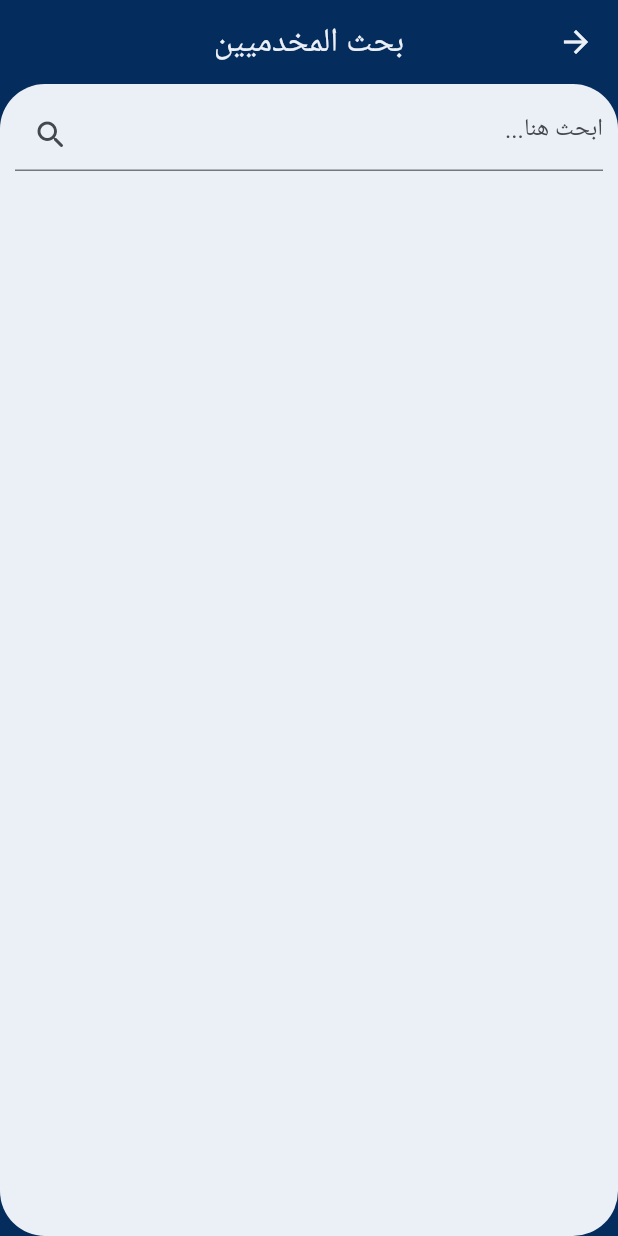
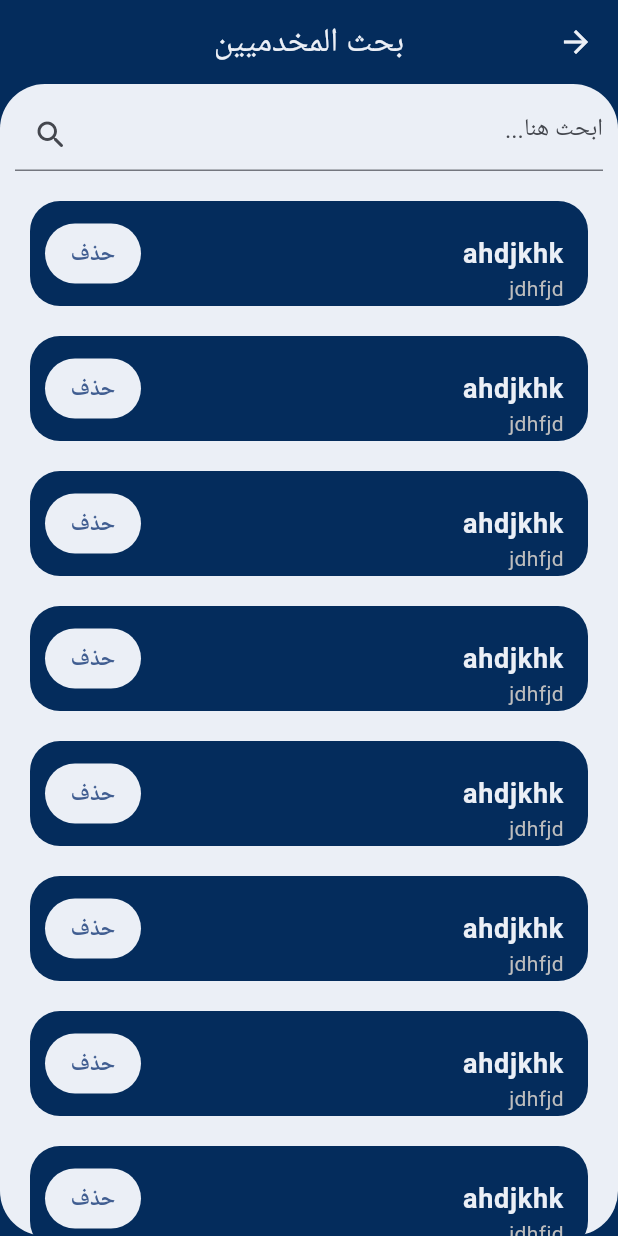
Before and after one commit to MinaYasser100/Faithful-Servant, a Flutter app: the Ma5domeenSearchView screen opened directly with empty values, on a phone screen of 412 x 824 dp. Run offline on Flutter 3.47's test engine with Material 3 defaults, Android fonts, the phone set to English and light mode, and no system bars; our stand-ins replace bloc, cloud_firestore, equatable, firebase_auth, firebase_core, firebase_storage and 12 more; accounts and stored records are empty; Roboto replaces fonts that are missing (Cairo).

Commit message:
finish ui ma5domeen search

```diff
--- a/lib/features/ma5domeen/presentation/view/search/presentation/views/ma5domeen_search_view.dart
+++ b/lib/features/ma5domeen/presentation/view/search/presentation/views/ma5domeen_search_view.dart
@@ -1,7 +1,9 @@
 import 'package:faithful_servant/core/helper/constant.dart';
 import 'package:faithful_servant/core/widgets/design_body.dart';
+import 'package:faithful_servant/features/ma5domeen/presentation/view/search/presentation/manager/cubit/ma5domeen_search_cubit.dart';
 import 'package:faithful_servant/features/ma5domeen/presentation/view/search/presentation/views/widgets/ma5domeen_search_body_view.dart';
 import 'package:flutter/material.dart';
+import 'package:flutter_bloc/flutter_bloc.dart';
 import 'package:get/get.dart';
 
 class Ma5domeenSearchView extends StatelessWidget {
@@ -10,7 +12,9 @@ class Ma5domeenSearchView extends StatelessWidget {
   @override
   Widget build(BuildContext context) {
     final String stateName = Get.arguments as String;
-    return Scaffold(
+    return BlocProvider(
+      create: (context) => Ma5domeenSearchCubit(),
+      child: Scaffold(
         backgroundColor: kPrimaryColor,
         appBar: AppBar(
           backgroundColor: kPrimaryColor,
@@ -21,8 +25,9 @@ class Ma5domeenSearchView extends StatelessWidget {
         ),
         body: DesignBody(
             widget: Ma5domeenSearchBodyView(
-        stateName: stateName,
+          stageName: stateName,
         )),
+      ),
     );
   }
 }
--- a/lib/features/ma5domeen/presentation/view/search/presentation/views/widgets/ma5domeen_search_body_view.dart
+++ b/lib/features/ma5domeen/presentation/view/search/presentation/views/widgets/ma5domeen_search_body_view.dart
@@ -1,9 +1,11 @@
+import 'package:faithful_servant/features/ma5domeen/data/model/ma5domeen_model.dart';
+import 'package:faithful_servant/features/ma5domeen/presentation/view/search/presentation/views/widgets/ma5domeen_search_content_bady.dart';
 import 'package:flutter/material.dart';
 import 'package:get/get.dart';
 
 class Ma5domeenSearchBodyView extends StatefulWidget {
-  const Ma5domeenSearchBodyView({super.key, required this.stateName});
-  final String stateName;
+  const Ma5domeenSearchBodyView({super.key, required this.stageName});
+  final String stageName;
 
   @override
   State<Ma5domeenSearchBodyView> createState() =>
@@ -25,6 +27,31 @@ class _Ma5domeenSearchBodyViewState extends State<Ma5domeenSearchBodyView> {
             ),
           ),
         ),
+        Expanded(
+          child: ListView.builder(
+            padding: const EdgeInsets.symmetric(horizontal: 20, vertical: 10),
+            itemCount: 12,
+            itemBuilder: (context, index) {
+              return Ma5domeenSearchContentBady(
+                stageName: widget.stageName,
+                ma5domeenModel: Ma5domeenModel(
+                  name: 'ahdjkhk',
+                  registerDate: 'jsdjhkfh',
+                  updateRegisterDate: 'jdhfjd',
+                  id: 'dhhd',
+                  adderName: 'sdjhjkfh',
+                  church: 'jsddd',
+                  address: 'address',
+                  qualification: 'qualification',
+                  fatherOfConfession: 'fatherOfConfession',
+                  birthDate: 'birthDate',
+                  phoneNumber1: 'phoneNumber1',
+                  phoneNumber2: 'phoneNumber2',
+                ),
+              );
+            },
+          ),
+        ),
       ],
     );
   }
--- /dev/null
+++ b/lib/features/ma5domeen/presentation/view/search/presentation/views/widgets/ma5domeen_search_content_bady.dart
@@ -0,0 +1,95 @@
+import 'package:faithful_servant/core/function/screen_action/successfully_show_dialog.dart';
+import 'package:faithful_servant/core/helper/constant.dart';
+import 'package:faithful_servant/core/helper/get_pages.dart';
+import 'package:faithful_servant/core/helper/styles.dart';
+import 'package:faithful_servant/features/ma5domeen/data/model/ma5domeen_model.dart';
+import 'package:faithful_servant/features/ma5domeen/presentation/view/search/presentation/manager/cubit/ma5domeen_search_cubit.dart';
+import 'package:flutter/material.dart';
+import 'package:flutter_bloc/flutter_bloc.dart';
+import 'package:get/get.dart';
+
+class Ma5domeenSearchContentBady extends StatelessWidget {
+  const Ma5domeenSearchContentBady({
+    super.key,
+    required this.stageName,
+    required this.ma5domeenModel,
+  });
+
+  final String stageName;
+  final Ma5domeenModel ma5domeenModel;
+  @override
+  Widget build(BuildContext context) {
+    return BlocBuilder<Ma5domeenSearchCubit, Ma5domeenSearchState>(
+      builder: (context, state) {
+        return Column(
+          children: [
+            GestureDetector(
+              onTap: () {
+                Get.toNamed(GetPages.ma5domeenDetailsView,
+                    arguments: ma5domeenModel);
+              },
+              child: Container(
+                height: 70,
+                decoration: BoxDecoration(
+                  color: kPrimaryColor,
+                  borderRadius: BorderRadius.circular(20),
+                ),
+                child: Padding(
+                  padding: const EdgeInsets.only(top: 10, bottom: 10, left: 10),
+                  child: Row(
+                    mainAxisAlignment: MainAxisAlignment.spaceBetween,
+                    children: [
+                      Expanded(
+                        child: ListTile(
+                          title: Text(
+                            ma5domeenModel.name,
+                            style: Styles.textStyle18
+                                .copyWith(color: kSecondColor),
+                          ),
+                          subtitle: Text(
+                            ma5domeenModel.updateRegisterDate,
+                            style: TextStyle(color: Colors.grey[400]),
+                          ),
+                        ),
+                      ),
+                      Container(
+                        height: 40,
+                        decoration: BoxDecoration(
+                          color: kSecondColor,
+                          borderRadius: BorderRadius.circular(30),
+                        ),
+                        child: TextButton(
+                          onPressed: () {
+                            successfullyShowDialog(
+                              context: context,
+                              titleText: 'Alert'.tr,
+                              contentText:
+                                  'Are you sure you want to delete this served ?'
+                                      .tr,
+                              buttonText: 'Delete'.tr,
+                              onPressed: () {
+                                // delete
+                              },
+                            );
+                          },
+                          child: Text(
+                            'Delete'.tr,
+                            style: const TextStyle(
+                                fontSize: 15, fontWeight: FontWeight.bold),
+                          ),
+                        ),
+                      )
+                    ],
+                  ),
+                ),
+              ),
+            ),
+            const SizedBox(
+              height: 20,
+            )
+          ],
+        );
+      },
+    );
+  }
+}
```
Lines whose indentation alone changed are shown as unchanged.
